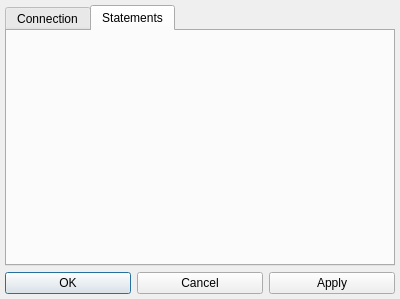
The window that ODBC_Query/ODBC_OptionsDialog.ui (Edder/odbc-query) describes before a commit, drawn with Qt 5.
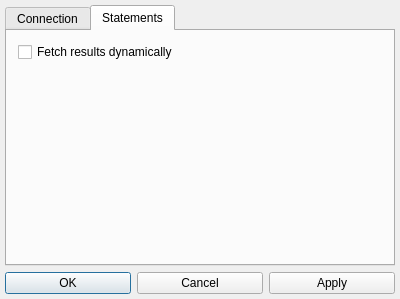
The same window after the commit. The open tabs and pages were chosen to show the change. Icons and pictures are not drawn.

Commit message: [15] - added fetch dynamically option in option dialog

```diff
--- a/ODBC_Query/ODBC_OptionsDialog.ui
+++ b/ODBC_Query/ODBC_OptionsDialog.ui
@@ -111,6 +111,48 @@
       <attribute name="title">
        <string>Statements</string>
       </attribute>
+      <layout class="QFormLayout" name="formLayout_2">
+       <property name="leftMargin">
+        <number>5</number>
+       </property>
+       <property name="topMargin">
+        <number>11</number>
+       </property>
+       <item row="0" column="1">
+        <layout class="QVBoxLayout" name="VerticalLayout_2">
+         <item>
+          <layout class="QHBoxLayout" name="HorizontalLayout_2">
+           <property name="spacing">
+            <number>6</number>
+           </property>
+           <item>
+            <widget class="QCheckBox" name="FetchResultsCheckBox">
+             <property name="toolTip">
+              <string>Determines whether select statements results should be fetched dynamically</string>
+             </property>
+             <property name="text">
+              <string>Fetch results dynamically</string>
+             </property>
+            </widget>
+           </item>
+           <item>
+            <spacer name="FetchResultsSpacer">
+             <property name="orientation">
+              <enum>Qt::Horizontal</enum>
+             </property>
+             <property name="sizeHint" stdset="0">
+              <size>
+               <width>40</width>
+               <height>20</height>
+              </size>
+             </property>
+            </spacer>
+           </item>
+          </layout>
+         </item>
+        </layout>
+       </item>
+      </layout>
      </widget>
     </widget>
    </item>
```
The commit also changes 7 other files.
